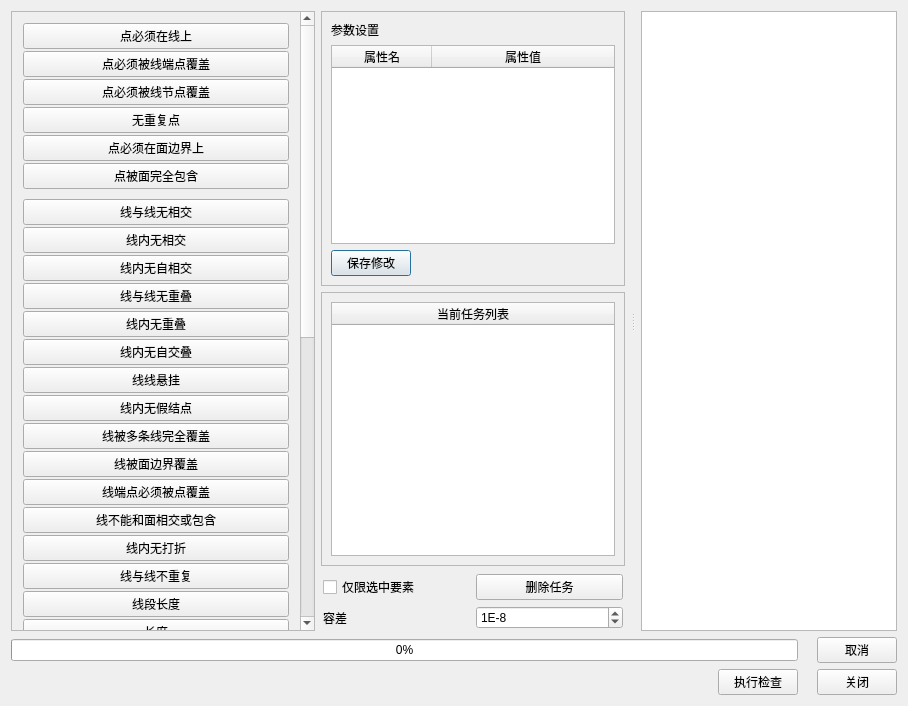
First picture: the form in checkitemdialog.ui, repository Deng-Jiayu/TopologyChecker, before the edit.
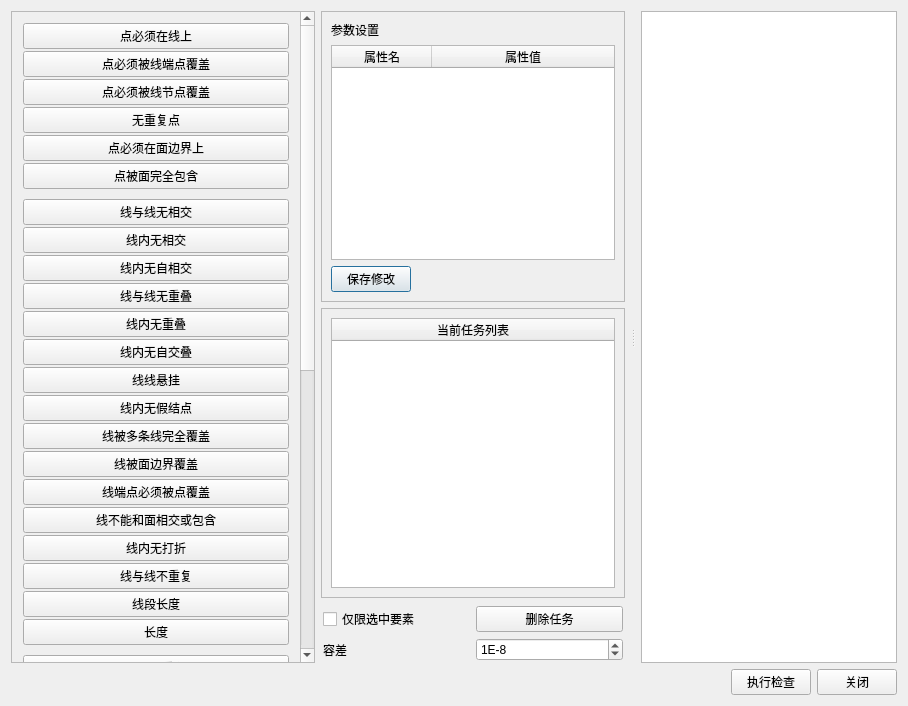
Second picture: the form after the edit. Custom widgets are drawn as their Qt base class.

What changed in the file:
```diff
--- a/checkitemdialog.ui
+++ b/checkitemdialog.ui
@@ -47,7 +47,7 @@
             <x>0</x>
             <y>0</y>
             <width>295</width>
-            <height>271</height>
+            <height>285</height>
            </rect>
           </property>
           <layout class="QGridLayout" name="gridLayout_2">
@@ -102,7 +102,7 @@
             <x>0</x>
             <y>0</y>
             <width>295</width>
-            <height>271</height>
+            <height>286</height>
            </rect>
           </property>
           <layout class="QGridLayout" name="gridLayout_3">
@@ -244,7 +244,7 @@
           <property name="geometry">
            <rect>
             <x>0</x>
-            <y>-451</y>
+            <y>0</y>
             <width>278</width>
             <height>1061</height>
            </rect>
@@ -801,21 +801,28 @@
       <property name="bottomMargin">
        <number>0</number>
       </property>
-      <item row="1" column="6">
-       <widget class="QPushButton" name="btnClose">
+      <item row="0" column="2">
+       <widget class="QPushButton" name="btnRun">
         <property name="text">
-         <string>关闭</string>
+         <string>执行检查</string>
         </property>
        </widget>
       </item>
-      <item row="0" column="5">
+      <item row="0" column="0">
        <widget class="QLabel" name="labelStatus">
         <property name="text">
          <string/>
         </property>
        </widget>
       </item>
-      <item row="1" column="2">
+      <item row="0" column="5">
+       <widget class="QPushButton" name="btnClose">
+        <property name="text">
+         <string>关闭</string>
+        </property>
+       </widget>
+      </item>
+      <item row="0" column="1">
        <spacer name="horizontalSpacer_2">
         <property name="orientation">
          <enum>Qt::Horizontal</enum>
@@ -828,27 +835,6 @@
         </property>
        </spacer>
       </item>
-      <item row="1" column="3">
-       <widget class="QPushButton" name="btnRun">
-        <property name="text">
-         <string>执行检查</string>
-        </property>
-       </widget>
-      </item>
-      <item row="0" column="6">
-       <widget class="QPushButton" name="btnCancel">
-        <property name="text">
-         <string>取消</string>
-        </property>
-       </widget>
-      </item>
-      <item row="0" column="0" colspan="4">
-       <widget class="QProgressBar" name="progressBar">
-        <property name="value">
-         <number>0</number>
-        </property>
-       </widget>
-      </item>
      </layout>
     </widget>
    </item>
```
